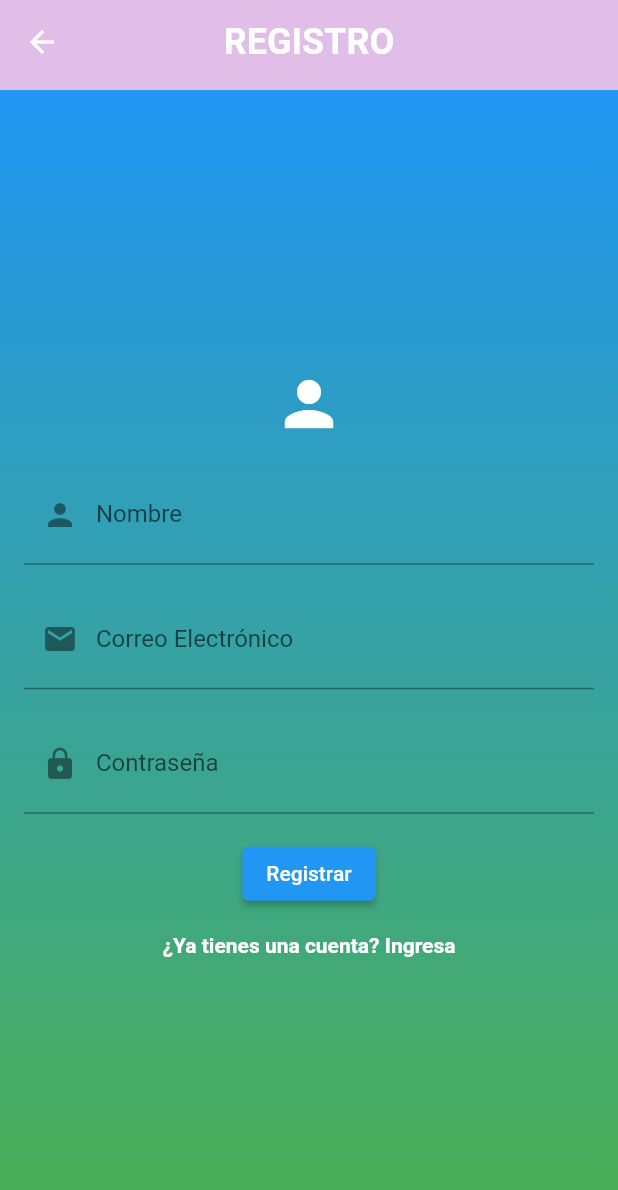
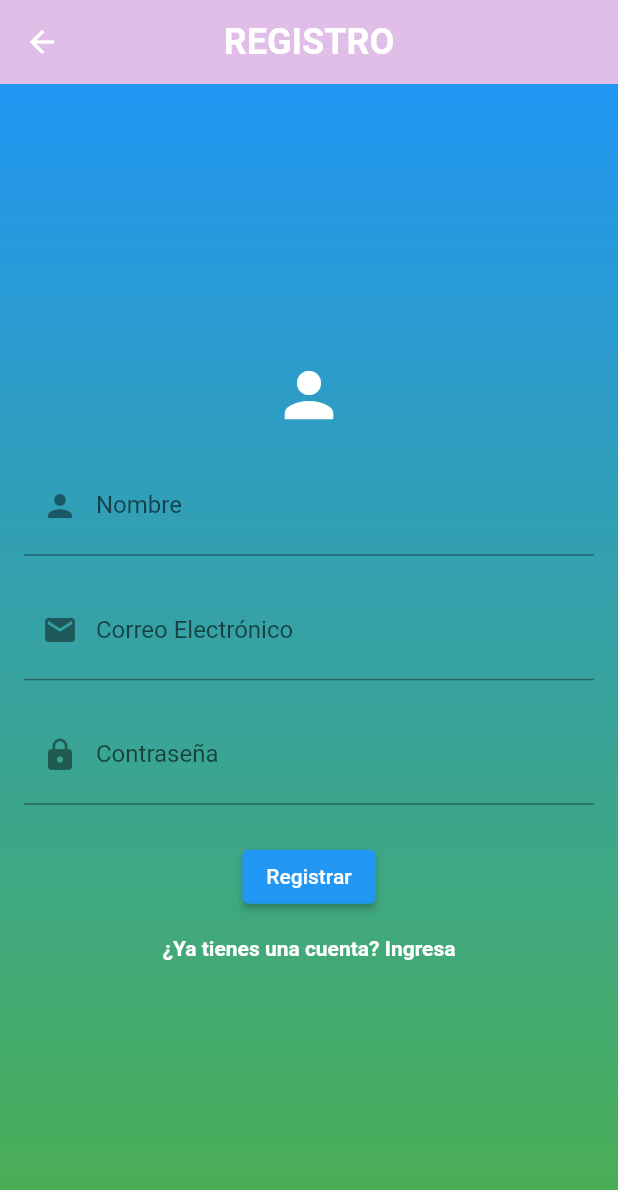
Before and after one commit to yarethzy/finanzas2, a Flutter app: the RegisterScreen screen opened directly, on a phone screen of 412 x 824 dp. Shown: the top 1190 px of the screen. Run offline on Flutter 3.47's test engine with Material 2 defaults, Android fonts, the phone set to English and light mode, and no system bars; our stand-ins replace sqflite, sqflite_common_ffi; accounts and stored records are empty.

Commit message:
diseño de registrar

```diff
--- a/lib/page/registrar.dart
+++ b/lib/page/registrar.dart
@@ -13,28 +13,23 @@ class _RegisterScreenState extends State<RegisterScreen> {
   final TextEditingController _emailController = TextEditingController();
   final TextEditingController _passwordController = TextEditingController();
 
-  DatabaseHelper _databaseHelper =
-      DatabaseHelper(); // Instancia de DatabaseHelper
+  DatabaseHelper _databaseHelper = DatabaseHelper();
 
   @override
   Widget build(BuildContext context) {
     return Scaffold(
-      appBar: PreferredSize(
-        preferredSize: Size.fromHeight(60.0),
-        child: AppBar(
-          backgroundColor: Colors.transparent,
-          elevation: 0,
+      appBar: AppBar(
         title: Text(
           'REGISTRO',
           style: TextStyle(
-              color: Colors.white,
             fontSize: 24.0,
             fontWeight: FontWeight.bold,
           ),
         ),
         centerTitle: true,
+        backgroundColor: Colors.transparent,
+        elevation: 0,
         systemOverlayStyle: SystemUiOverlayStyle.light,
-        ),
       ),
       body: Container(
         decoration: BoxDecoration(
@@ -44,19 +39,17 @@ class _RegisterScreenState extends State<RegisterScreen> {
             colors: [Colors.blue, Colors.green],
           ),
         ),
-        child: Padding(
         padding: const EdgeInsets.all(16.0),
+        child: Center(
           child: Column(
             mainAxisAlignment: MainAxisAlignment.center,
             children: [
-              Container(
-                padding: EdgeInsets.only(bottom: 16.0),
-                child: Icon(
+              Icon(
                 Icons.person,
                 size: 48.0,
                 color: Colors.white,
               ),
-              ),
+              SizedBox(height: 16),
               TextField(
                 controller: _nameController,
                 decoration: InputDecoration(
@@ -85,7 +78,7 @@ class _RegisterScreenState extends State<RegisterScreen> {
                   contentPadding: EdgeInsets.symmetric(vertical: 16.0),
                 ),
               ),
-              SizedBox(height: 16),
+              SizedBox(height: 24),
               ElevatedButton(
                 onPressed: () {
                   _register(context);
```
Lines whose indentation alone changed are shown as unchanged.
